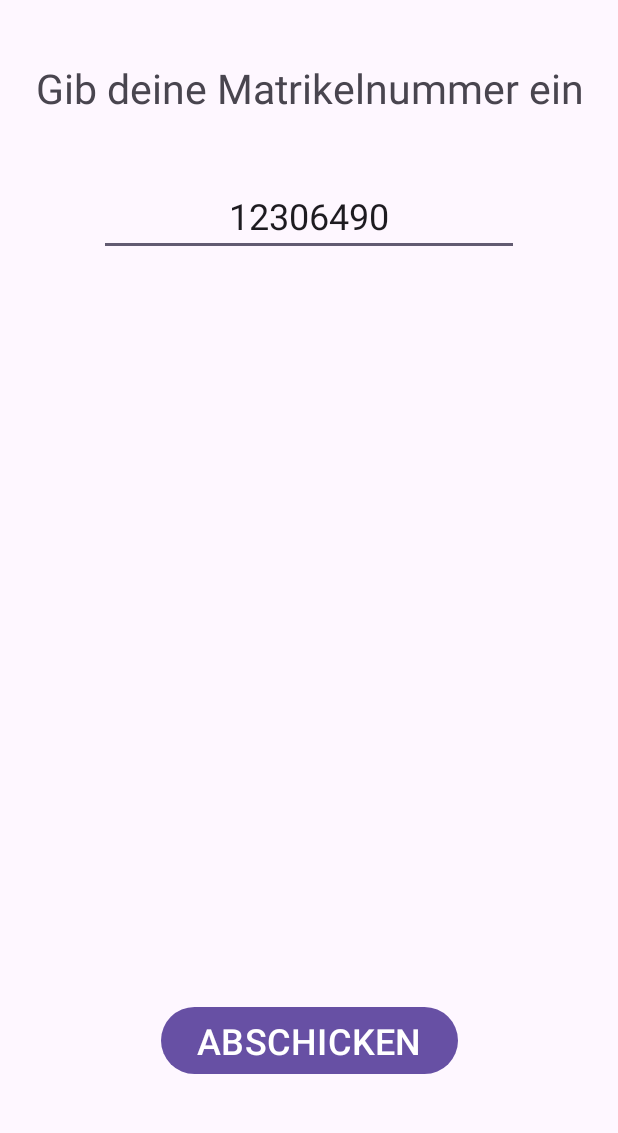
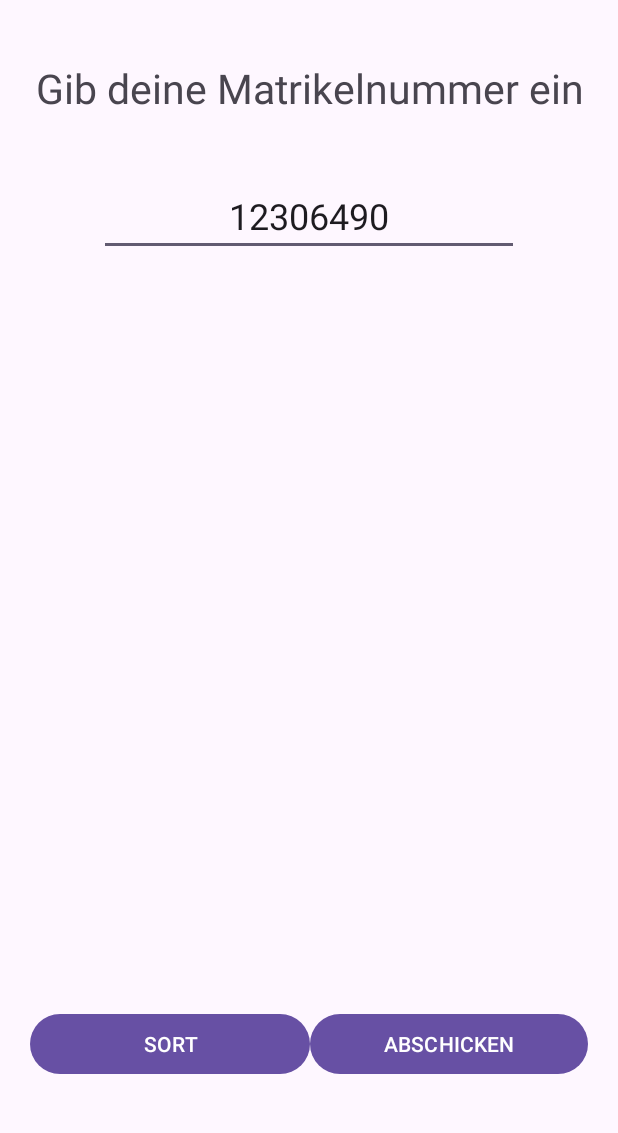
Before and after one commit to dapopovic/SE2Einzelphase, an Android app: the screen it shows after launch (MainActivity), on a phone screen of 412 x 824 dp, the part 96-1229 px from its top. Run offline under Robolectric (Android 15) with nearby library versions, the phone set to English and light mode, and no system bars; our stand-ins replace navigation-ui.

Commit message:
added sort functionality for matr. Nr. It removes all prime numbers and sorts the digits by size. The Output is in a snackbar. TextView will follow

```diff
--- a/app/src/main/res/layout/activity_main.xml
+++ b/app/src/main/res/layout/activity_main.xml
@@ -59,18 +59,6 @@
         app:layout_constraintStart_toStartOf="@+id/leftGuideline"
         app:layout_constraintTop_toBottomOf="@+id/lblMatr" />
 
-    <Button
-        android:id="@+id/btnSend"
-        android:layout_width="wrap_content"
-        android:layout_height="wrap_content"
-        android:onClick="onSend"
-        android:text="abschicken"
-        android:textAllCaps="true"
-        android:textSize="24dp"
-        app:layout_constraintBottom_toTopOf="@+id/guideline2"
-        app:layout_constraintEnd_toStartOf="@+id/rightGuideline"
-        app:layout_constraintStart_toStartOf="@+id/leftGuideline" />
-
     <androidx.constraintlayout.widget.Guideline
         android:id="@+id/guideline2"
         android:layout_width="wrap_content"
@@ -84,4 +72,35 @@
         android:layout_height="wrap_content"
         android:orientation="horizontal"
         app:layout_constraintGuide_begin="104dp" />
+
+    <LinearLayout
+        android:layout_width="0dp"
+        android:layout_height="wrap_content"
+        android:orientation="horizontal"
+        app:layout_constraintBottom_toTopOf="@+id/guideline2"
+        app:layout_constraintEnd_toStartOf="@+id/rightGuideline"
+        app:layout_constraintHorizontal_bias="0.0"
+        app:layout_constraintStart_toStartOf="@+id/leftGuideline">
+
+        <Button
+            android:id="@+id/btnSort"
+            android:layout_width="wrap_content"
+            android:layout_height="wrap_content"
+            android:layout_weight="2"
+            android:autoSizeMaxTextSize="24dp"
+            android:onClick="onSort"
+            android:text="Sort"
+            android:textAllCaps="true" />
+
+        <Button
+            android:id="@+id/btnSend"
+            android:layout_width="wrap_content"
+            android:layout_height="wrap_content"
+            android:layout_weight="1"
+            android:autoSizeMaxTextSize="24dp"
+            android:onClick="onSend"
+            android:text="abschicken"
+            android:textAllCaps="true" />
+    </LinearLayout>
+
 </androidx.constraintlayout.widget.ConstraintLayout>
```
Also changed, not shown: app/src/main/java/com/pkg/se2einzelphase/MainActivity.java (+50 -3 lines).
